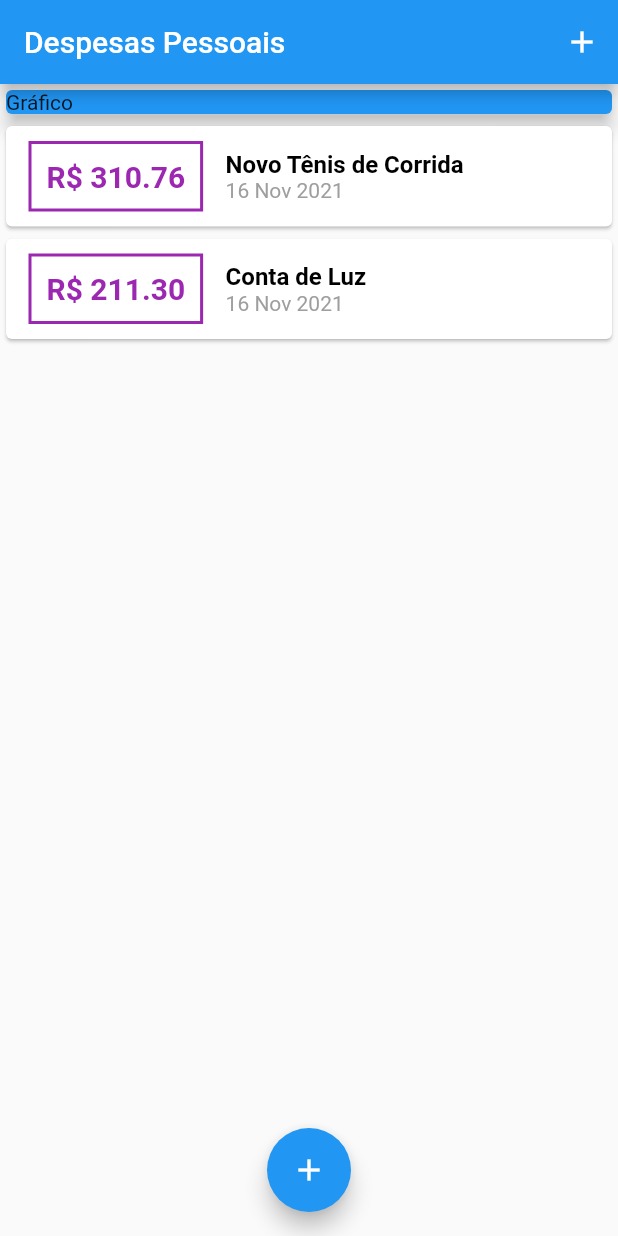
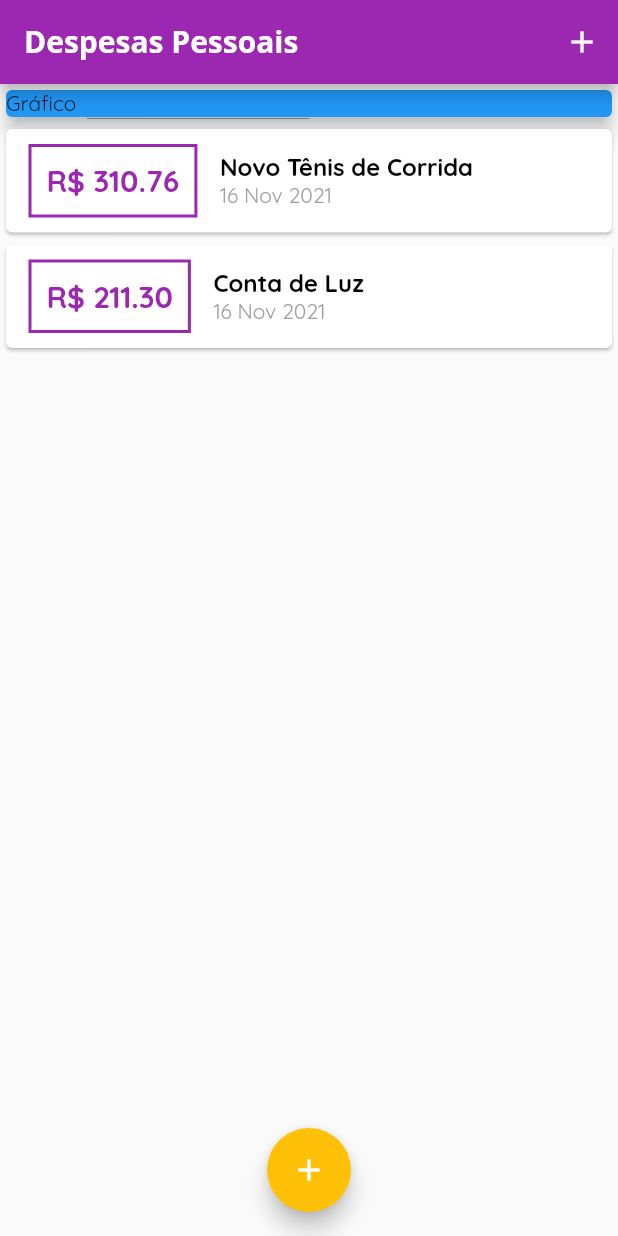
Before and after one commit to fabricio-silva-89/expenses, a Flutter app: the screen it shows after launch, on a phone screen of 412 x 824 dp. Run offline on Flutter 3.47's test engine with Material 2 defaults, Android fonts, the phone set to English and light mode, and no system bars.

Commit message:
Aula 16/11/2021

```diff
--- a/lib/components/transaction_list.dart
+++ b/lib/components/transaction_list.dart
@@ -28,17 +28,17 @@ class TransactionList extends StatelessWidget {
                   ),
                   decoration: BoxDecoration(
                     border: Border.all(
-                      color: Colors.purple,
+                      color: Theme.of(context).colorScheme.primary,
                       width: 2,
                     ),
                   ),
                   padding: const EdgeInsets.all(10),
                   child: Text(
                     'R\$ ${transactions[index].value.toStringAsFixed(2)}',
-                    style: const TextStyle(
+                    style: TextStyle(
                       fontWeight: FontWeight.bold,
                       fontSize: 20,
-                      color: Colors.purple,
+                      color: Theme.of(context).colorScheme.primary,
                     ),
                   ),
                 ),
--- a/lib/main.dart
+++ b/lib/main.dart
@@ -12,8 +12,22 @@ class ExpensesApp extends StatelessWidget {
 
   @override
   Widget build(BuildContext context) {
-    return const MaterialApp(
-      home: MyHomePage(),
+    return MaterialApp(
+      home: const MyHomePage(),
+      theme: ThemeData(
+        colorScheme: ThemeData().colorScheme.copyWith(
+              secondary: Colors.amber,
+              primary: Colors.purple,
+            ),
+        fontFamily: 'Quicksand',
+        appBarTheme: const AppBarTheme(
+          titleTextStyle: TextStyle(
+            fontFamily: 'OpenSans',
+            fontSize: 20,
+            fontWeight: FontWeight.w700,
+          ),
+        ),
+      ),
     );
   }
 }
@@ -52,6 +66,8 @@ class _MyHomePageState extends State<MyHomePage> {
     setState(() {
       transactions.add(newTransaction);
     });
+
+    Navigator.of(context).pop();
   }
 
   openTransactioFormModal(BuildContext context) {
```
Also changed, not shown: pubspec.yaml (+11 -7 lines), assets/fonts/OpenSans-Bold.ttf (added), assets/fonts/OpenSans-Regular.ttf (added), assets/fonts/Quicksand-Bold.ttf (added), assets/fonts/Quicksand-Light.ttf (added), assets/fonts/Quicksand-Medium.ttf (added), assets/fonts/Quicksand-Regular.ttf (added).
